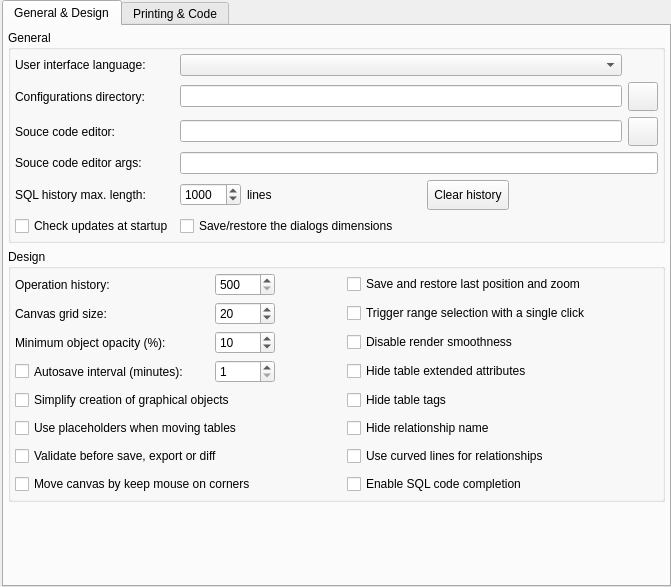
The window that libpgmodeler_ui/ui/generalconfigwidget.ui (pgmodeler/pgmodeler) describes before a commit, drawn with Qt 5.
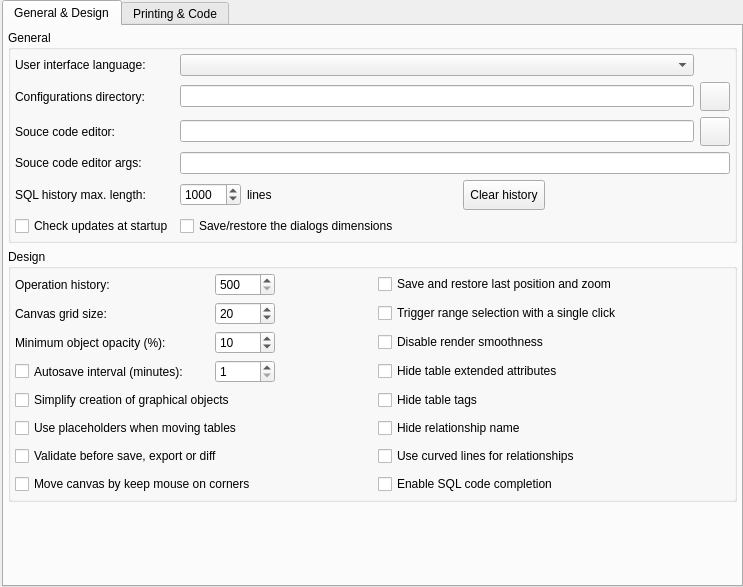
The same window after the commit. Icons and pictures are not drawn.

Commit message: Fixed an error raised right after activating the dialogs dimension save/ restore and closing the configration form

```diff
--- a/libpgmodeler_ui/ui/generalconfigwidget.ui
+++ b/libpgmodeler_ui/ui/generalconfigwidget.ui
@@ -6,7 +6,7 @@
    <rect>
     <x>0</x>
     <y>0</y>
-    <width>671</width>
+    <width>743</width>
     <height>587</height>
    </rect>
   </property>
```
The commit also changes 2 other files.
